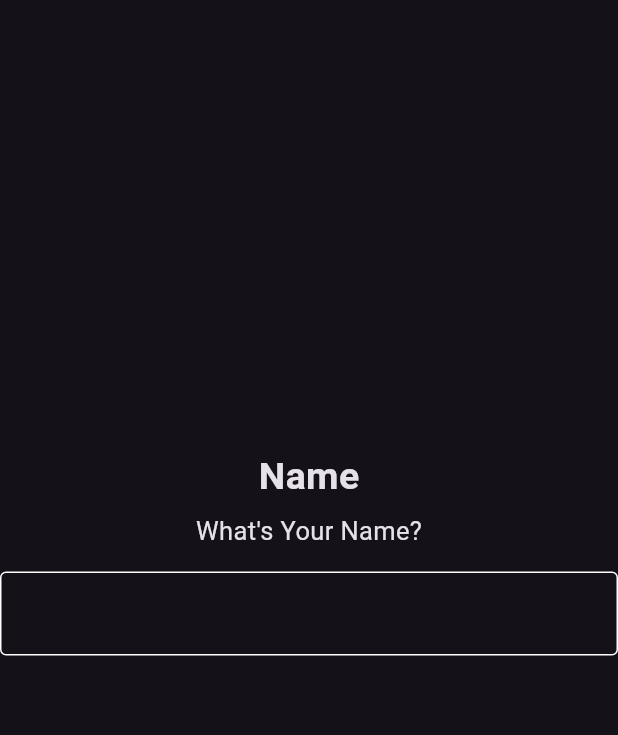
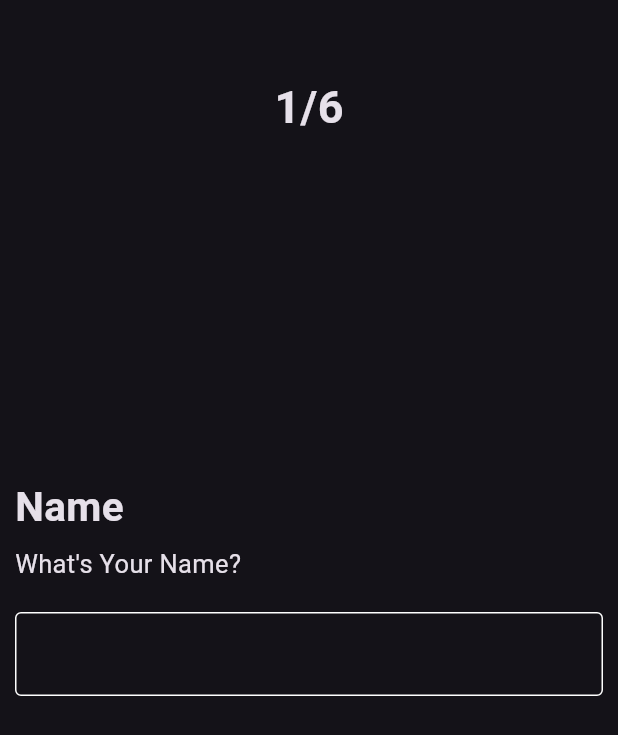
Before and after one commit to hamadadhg/business_card_app, a Flutter app: the screen it shows after launch, on a phone screen of 412 x 824 dp. Shown: the top 735 px of the screen. Run offline on Flutter 3.47's test engine with Material 3 defaults, Android fonts, the phone set to English and light mode, and no system bars.

Commit message:
align and padding widgets

```diff
--- a/lib/view/home_view.dart
+++ b/lib/view/home_view.dart
@@ -124,29 +124,48 @@ class HomeView extends StatelessWidget {
   @override
   Widget build(BuildContext context) {
     return const Scaffold(
-      body: Column(
+      body: Padding(
+        padding: EdgeInsets.symmetric(
+          horizontal: 10,
+        ),
+        child: Column(
           children: [
             SizedBox(
-            height: 300,
+              height: 50,
             ),
             CustomTextWidget(
-            text: 'Name',
-            fontSize: 25,
+              text: '1/6',
+              fontSize: 30,
               fontWeight: FontWeight.bold,
             ),
             SizedBox(
-            height: 6,
+              height: 225,
             ),
-          CustomTextWidget(
+            Align(
+              alignment: Alignment.centerLeft,
+              child: CustomTextWidget(
+                text: 'Name',
+                fontSize: 27,
+                fontWeight: FontWeight.bold,
+              ),
+            ),
+            SizedBox(
+              height: 7,
+            ),
+            Align(
+              alignment: Alignment.centerLeft,
+              child: CustomTextWidget(
                 text: 'What\'s Your Name?',
                 fontSize: 17,
               ),
+            ),
             SizedBox(
-            height: 15,
+              height: 20,
             ),
             CustomTextFieldWidget(),
           ],
         ),
+      ),
     );
   }
 }
--- a/lib/widgets/text_widget/custom_text_field_widget.dart
+++ b/lib/widgets/text_widget/custom_text_field_widget.dart
@@ -1,3 +1,4 @@
+import 'package:business_card_app/constant.dart';
 import 'package:business_card_app/helper/outline_input_border_helper.dart';
 import 'package:flutter/material.dart';
 
@@ -7,6 +8,7 @@ class CustomTextFieldWidget extends StatelessWidget {
   @override
   Widget build(BuildContext context) {
     return TextField(
+      cursorColor: kWhiteColor,
       decoration: InputDecoration(
         border: const OutlineInputBorder(),
         enabledBorder: outlineInputBorderHelper(),
```
Lines whose indentation alone changed are shown as unchanged.
